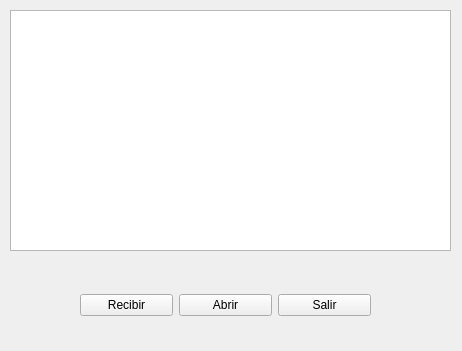
This is bulmages/bulmafact/src/efacturabf/efacturarecepcionbase.ui in eboladev/Bulmages-1 as Qt 5 draws it before an edit. The edited form follows.
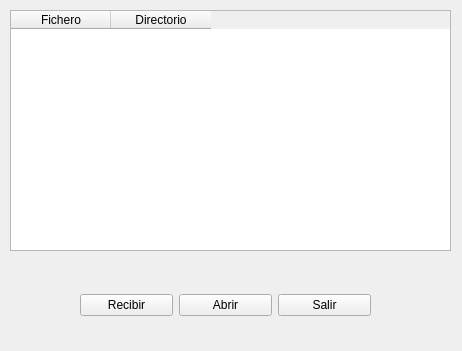
This is the edited form.

Diff of the .ui file:
```diff
--- a/bulmages/bulmafact/src/efacturabf/efacturarecepcionbase.ui
+++ b/bulmages/bulmafact/src/efacturabf/efacturarecepcionbase.ui
@@ -15,7 +15,7 @@
   <property name="windowTitle" >
    <string>Menú de recepción de eFacturas</string>
   </property>
-  <widget class="QWidget" name="" >
+  <widget class="QWidget" name="layoutWidget" >
    <property name="geometry" >
     <rect>
      <x>80</x>
@@ -63,6 +63,16 @@
      <height>241</height>
     </rect>
    </property>
+   <column>
+    <property name="text" >
+     <string>Fichero</string>
+    </property>
+   </column>
+   <column>
+    <property name="text" >
+     <string>Directorio</string>
+    </property>
+   </column>
   </widget>
  </widget>
  <pixmapfunction></pixmapfunction>
```
Left out of the diff: 4 changed lines with no effect on the pictures.
